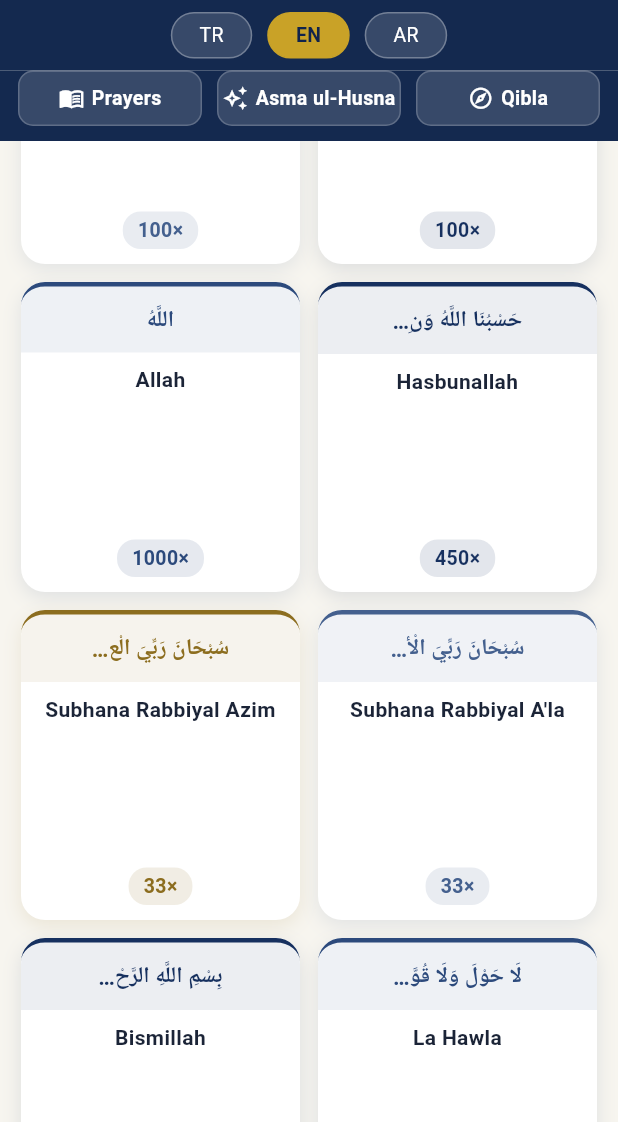
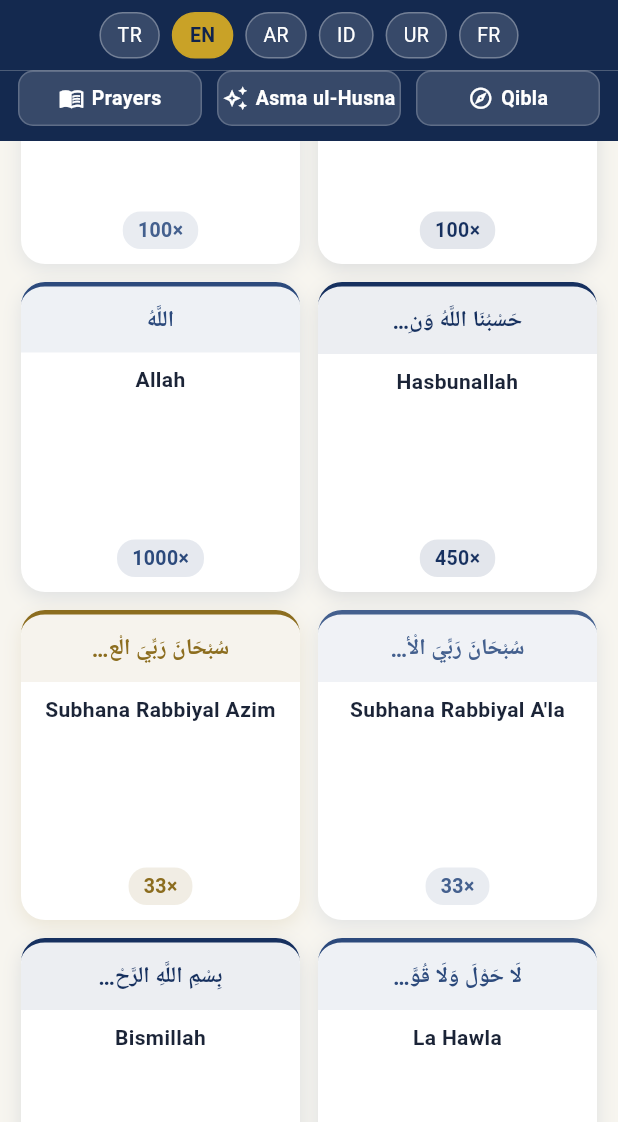
Before and after one commit to seslitespih/sesli-tesbih-flutter, a Flutter app: the screen it shows after launch, scrolled down 576 dp, on a phone screen of 412 x 824 dp, the part 114-1236 px from its top. Run offline on Flutter 3.47's test engine with Material 3 defaults, Android fonts, the phone set to English and light mode, and no system bars; our stand-ins replace flutter_compass, geolocator, shared_preferences, speech_to_text.

Commit message:
feat: add Indonesian, Urdu and French app languages, v1.5.0
- New overlay translation layer (extra_translations.dart) keyed by the
  English string — inline tr(tr,en,ar) callsites unchanged; id/ur/fr
  translate via lookup with numeric/quoted template matching, falling
  back to English for missing keys.
- Centralize every language branch through LocaleService.tr; dua/dhikr/
  esma content now falls back to English (not Turkish) for new languages.
- 6-language selector bar (TR/EN/AR/ID/UR/FR) + device-language detection.
- locale_service_test.dart: 6 new tests incl. template matching.

Co-Authored-By: Claude Fable 5 <noreply@anthropic.com>

```diff
--- a/lib/models/dhikr.dart
+++ b/lib/models/dhikr.dart
@@ -28,13 +28,13 @@ class Dhikr {
 
   String localizedName(String lang) {
     if (lang == 'ar') return nameAr;
-    if (lang == 'en') return nameEn;
-    return nameTr;
+    if (lang == 'tr') return nameTr;
+    return nameEn;
   }
 
   String localizedMeaning(String lang) {
-    if (lang == 'en' || lang == 'ar') return meaningEn;
-    return meaningTr;
+    if (lang == 'tr') return meaningTr;
+    return meaningEn;
   }
 
   Dhikr copyWith({
--- a/lib/models/dua.dart
+++ b/lib/models/dua.dart
@@ -19,12 +19,14 @@ class Dua {
     required this.infoEn,
   });
 
+  // tr keeps its own text; ar shows the Arabic original alone;
+  // every other language falls back to English.
   String localizedTitle(String lang) =>
-      lang == 'en' ? titleEn : title;
+      lang == 'tr' ? title : titleEn;
 
   String localizedText(String lang) =>
-      lang == 'en' ? english : (lang == 'ar' ? '' : turkish);
+      lang == 'tr' ? turkish : (lang == 'ar' ? '' : english);
 
   String localizedInfo(String lang) =>
-      lang == 'en' ? infoEn : info;
+      lang == 'tr' ? info : infoEn;
 }
--- a/lib/screens/dua_screen.dart
+++ b/lib/screens/dua_screen.dart
@@ -10,9 +10,8 @@ class DuaScreen extends StatelessWidget {
   @override
   Widget build(BuildContext context) {
     final lang = LocaleService.instance.language;
-    final title = lang == 'en'
-        ? 'Prayers & Verses'
-        : (lang == 'ar' ? 'الأدعية والآيات' : 'Dualar ve Ayetler');
+    final title = LocaleService.instance
+        .tr('Dualar ve Ayetler', 'Prayers & Verses', 'الأدعية والآيات');
 
     return Scaffold(
       backgroundColor: AppColors.background,
--- a/lib/screens/esma_screen.dart
+++ b/lib/screens/esma_screen.dart
@@ -10,9 +10,8 @@ class EsmaScreen extends StatelessWidget {
   @override
   Widget build(BuildContext context) {
     final lang = LocaleService.instance.language;
-    final title = lang == 'en'
-        ? 'Asma ul-Husna'
-        : (lang == 'ar' ? 'الأسماء الحسنى' : 'Esmaül Hüsna');
+    final title = LocaleService.instance
+        .tr('Esmaül Hüsna', 'Asma ul-Husna', 'الأسماء الحسنى');
 
     return Scaffold(
       backgroundColor: AppColors.background,
@@ -85,7 +84,7 @@ class EsmaScreen extends StatelessWidget {
           const SizedBox(width: 6),
           Expanded(
             child: Text(
-              lang == 'en' ? kEsmaSourceEn : kEsmaSourceTr,
+              lang == 'tr' ? kEsmaSourceTr : kEsmaSourceEn,
               style: TextStyle(
                 fontSize: 11,
                 color: Colors.orange.shade800,
@@ -117,7 +116,7 @@ class _EsmaCard extends StatelessWidget {
 
   @override
   Widget build(BuildContext context) {
-    final meaning = lang == 'en' ? esma.meaningEn : esma.meaningTr;
+    final meaning = lang == 'tr' ? esma.meaningTr : esma.meaningEn;
 
     return GestureDetector(
       onTap: () => Navigator.pushNamed(context, '/counter',
--- a/lib/screens/main_screen.dart
+++ b/lib/screens/main_screen.dart
@@ -95,11 +95,8 @@ class _MainScreenState extends State<MainScreen> {
                   ),
                 ),
                 Text(
-                  _lang == 'ar'
-                      ? 'مسبحة صوتية إسلامية'
-                      : _lang == 'en'
-                          ? 'Islamic Voice Dhikr Counter'
-                          : 'Sesli İslami Zikir Sayacı',
+                  _ls('Sesli İslami Zikir Sayacı', 'Islamic Voice Dhikr Counter',
+                      'مسبحة صوتية إسلامية'),
                   style: TextStyle(
                     color: Colors.white.withValues(alpha: 0.72),
                     fontSize: 11,
@@ -132,10 +129,16 @@ class _MainScreenState extends State<MainScreen> {
         mainAxisAlignment: MainAxisAlignment.center,
         children: [
           _LangButton(label: 'TR', lang: 'tr', current: _lang, onTap: _setLang),
-          const SizedBox(width: 10),
+          const SizedBox(width: 8),
           _LangButton(label: 'EN', lang: 'en', current: _lang, onTap: _setLang),
-          const SizedBox(width: 10),
+          const SizedBox(width: 8),
           _LangButton(label: 'AR', lang: 'ar', current: _lang, onTap: _setLang),
+          const SizedBox(width: 8),
+          _LangButton(label: 'ID', lang: 'id', current: _lang, onTap: _setLang),
+          const SizedBox(width: 8),
+          _LangButton(label: 'UR', lang: 'ur', current: _lang, onTap: _setLang),
+          const SizedBox(width: 8),
+          _LangButton(label: 'FR', lang: 'fr', current: _lang, onTap: _setLang),
         ],
       ),
     );
@@ -149,9 +152,7 @@ class _MainScreenState extends State<MainScreen> {
         children: [
           Expanded(
             child: _NavTab(
-              label: _lang == 'en'
-                  ? 'Prayers'
-                  : (_lang == 'ar' ? 'الأدعية' : 'Dualar'),
+              label: _ls('Dualar', 'Prayers', 'الأدعية'),
               icon: Icons.menu_book_outlined,
               onTap: () => Navigator.pushNamed(context, '/dua'),
             ),
@@ -159,9 +160,7 @@ class _MainScreenState extends State<MainScreen> {
           const SizedBox(width: 10),
           Expanded(
             child: _NavTab(
-              label: _lang == 'en'
-                  ? 'Asma ul-Husna'
-                  : (_lang == 'ar' ? 'الأسماء الحسنى' : 'Esmaül Hüsna'),
+              label: _ls('Esmaül Hüsna', 'Asma ul-Husna', 'الأسماء الحسنى'),
               icon: Icons.auto_awesome_outlined,
               onTap: () => Navigator.pushNamed(context, '/esma'),
             ),
@@ -169,9 +168,7 @@ class _MainScreenState extends State<MainScreen> {
           const SizedBox(width: 10),
           Expanded(
             child: _NavTab(
-              label: _lang == 'en'
-                  ? 'Qibla'
-                  : (_lang == 'ar' ? 'القبلة' : 'Kıble'),
+              label: _ls('Kıble', 'Qibla', 'القبلة'),
               icon: Icons.explore_outlined,
               onTap: () => Navigator.pushNamed(context, '/qibla'),
             ),
@@ -216,11 +213,8 @@ class _MainScreenState extends State<MainScreen> {
     setState(() {});
   }
 
-  String _ls(String tr, String en, String ar) {
-    if (_lang == 'en') return en;
-    if (_lang == 'ar') return ar;
-    return tr;
-  }
+  String _ls(String tr, String en, String ar) =>
+      LocaleService.instance.tr(tr, en, ar);
 
   void _confirmDelete(Dhikr dhikr) {
     showDialog(
@@ -383,7 +377,8 @@ class _LangButton extends StatelessWidget {
       onTap: () => onTap(lang),
       child: AnimatedContainer(
         duration: const Duration(milliseconds: 180),
-        padding: const EdgeInsets.symmetric(horizontal: 18, vertical: 5),
+        // 6 language chips must fit a 360 dp screen — keep padding tight
+        padding: const EdgeInsets.symmetric(horizontal: 11, vertical: 5),
         decoration: BoxDecoration(
           color: isActive ? const Color(0xFFC9A227) : Colors.white.withValues(alpha: 0.15),
           borderRadius: BorderRadius.circular(20),
--- a/lib/screens/privacy_screen.dart
+++ b/lib/screens/privacy_screen.dart
@@ -5,11 +5,8 @@ import '../services/locale_service.dart';
 class PrivacyScreen extends StatelessWidget {
   const PrivacyScreen({super.key});
 
-  String _ls(String lang, String tr, String en, String ar) {
-    if (lang == 'en') return en;
-    if (lang == 'ar') return ar;
-    return tr;
-  }
+  String _ls(String lang, String tr, String en, String ar) =>
+      LocaleService.instance.tr(tr, en, ar);
 
   @override
   Widget build(BuildContext context) {
--- /dev/null
+++ b/lib/services/extra_translations.dart
@@ -0,0 +1,173 @@
+/// Translations for the "extra" languages (Indonesian, Urdu, French).
+///
+/// Keyed by the exact English string used in the inline
+/// `tr(trStr, enStr, arStr)` calls. Dynamic strings use `#` as a
+/// placeholder — [LocaleService.tr] substitutes the runtime value back
+/// (digits, or a quoted name) when an exact lookup misses.
+/// Missing keys fall back to English.
+library;
+
+const Map<String, Map<String, String>> kExtraTranslations = {
+  'id': {
+    'Starting...': 'Memulai...',
+    'Speech recognition not available': 'Pengenalan suara tidak tersedia',
+    'Listening...': 'Mendengarkan...',
+    'Round # completed! 🎉': 'Putaran # selesai! 🎉',
+    'Paused': 'Dijeda',
+    'Change Target': 'Ubah Target',
+    'Cancel': 'Batal',
+    'Save': 'Simpan',
+    '✓ Target reached!': '✓ Target tercapai!',
+    'Remaining: #': 'Sisa: #',
+    'Tap': 'Ketuk',
+    'Pause': 'Jeda',
+    'Start': 'Mulai',
+    'Reset': 'Atur Ulang',
+    'Target': 'Target',
+    'Prayers & Verses': 'Doa & Ayat',
+    'Asma ul-Husna': 'Asmaul Husna',
+    'Islamic Voice Dhikr Counter': 'Penghitung Dzikir Suara Islami',
+    'Add Custom Dhikr': 'Tambah Dzikir Kustom',
+    'Prayers': 'Doa',
+    'Qibla': 'Kiblat',
+    'Delete Dhikr': 'Hapus Dzikir',
+    'Delete "#"?': 'Hapus "#"?',
+    'Delete': 'Hapus',
+    'Dhikr name': 'Nama dzikir',
+    'Keyword (comma-separated)': 'Kata kunci (pisahkan dengan koma)',
+    'Target count': 'Jumlah target',
+    'Please fill in all fields': 'Harap isi semua kolom',
+    'Add': 'Tambah',
+    'Privacy Policy': 'Kebijakan Privasi',
+    'Data Collection': 'Pengumpulan Data',
+    'This app does not collect, send to a server, or share any personal data with third parties.':
+        'Aplikasi ini tidak mengumpulkan, mengirim ke server, atau membagikan data pribadi apa pun kepada pihak ketiga.',
+    'Microphone Permission': 'Izin Mikrofon',
+    'Microphone permission is required for the voice dhikr counting feature. Audio data is processed only on your device and is never recorded or stored.':
+        'Izin mikrofon diperlukan untuk fitur penghitungan dzikir dengan suara. Data audio hanya diproses di perangkatmu dan tidak pernah direkam atau disimpan.',
+    'Location Permission': 'Izin Lokasi',
+    'Location permission is used to calculate prayer times and qibla direction. Location data is not sent to any server; it is used only for on-device calculations.':
+        'Izin lokasi digunakan untuk menghitung waktu shalat dan arah kiblat. Data lokasi tidak dikirim ke server mana pun; hanya digunakan untuk perhitungan di perangkat.',
+    'Local Storage': 'Penyimpanan Lokal',
+    'Dhikr counts and app settings are stored only on your device (SharedPreferences).':
+        'Jumlah dzikir dan pengaturan aplikasi hanya disimpan di perangkatmu (SharedPreferences).',
+    'Ads & Analytics': 'Iklan & Analitik',
+    'The app contains no ad SDK or analytics tools.':
+        'Aplikasi ini tidak berisi SDK iklan atau alat analitik.',
+    'Contact': 'Kontak',
+    'For questions about our privacy policy: ssaglamess@gmail.com':
+        'Untuk pertanyaan tentang kebijakan privasi: ssaglamess@gmail.com',
+    'Getting location...': 'Mengambil lokasi...',
+    'Qibla Direction': 'Arah Kiblat',
+    'Qibla calculated based on your GPS location.':
+        'Kiblat dihitung berdasarkan lokasi GPS-mu.',
+  },
+  'ur': {
+    'Starting...': 'شروع ہو رہا ہے...',
+    'Speech recognition not available': 'آواز کی شناخت دستیاب نہیں',
+    'Listening...': 'سن رہا ہے...',
+    'Round # completed! 🎉': 'دور # مکمل ہوا! 🎉',
+    'Paused': 'موقوف',
+    'Change Target': 'ہدف تبدیل کریں',
+    'Cancel': 'منسوخ',
+    'Save': 'محفوظ کریں',
+    '✓ Target reached!': '✓ ہدف مکمل!',
+    'Remaining: #': 'باقی: #',
+    'Tap': 'دبائیں',
+    'Pause': 'روکیں',
+    'Start': 'شروع کریں',
+    'Reset': 'ری سیٹ',
+    'Target': 'ہدف',
+    'Prayers & Verses': 'دعائیں اور آیات',
+    'Asma ul-Husna': 'اسمائے حسنیٰ',
+    'Islamic Voice Dhikr Counter': 'اسلامی صوتی ذکر کاؤنٹر',
+    'Add Custom Dhikr': 'اپنا ذکر شامل کریں',
+    'Prayers': 'دعائیں',
+    'Qibla': 'قبلہ',
+    'Delete Dhikr': 'ذکر حذف کریں',
+    'Delete "#"?': '"#" حذف کریں؟',
+    'Delete': 'حذف کریں',
+    'Dhikr name': 'ذکر کا نام',
+    'Keyword (comma-separated)': 'الفاظ (کوما سے الگ کریں)',
+    'Target count': 'ہدف کی تعداد',
+    'Please fill in all fields': 'براہ کرم تمام خانے بھریں',
+    'Add': 'شامل کریں',
+    'Privacy Policy': 'پرائیویسی پالیسی',
+    'Data Collection': 'ڈیٹا اکٹھا کرنا',
+    'This app does not collect, send to a server, or share any personal data with third parties.':
+        'یہ ایپ کوئی ذاتی ڈیٹا اکٹھا نہیں کرتی، کسی سرور کو نہیں بھیجتی اور نہ کسی تیسرے فریق سے شیئر کرتی ہے۔',
+    'Microphone Permission': 'مائیکروفون کی اجازت',
+    'Microphone permission is required for the voice dhikr counting feature. Audio data is processed only on your device and is never recorded or stored.':
+        'آواز سے ذکر گننے کے لیے مائیکروفون کی اجازت ضروری ہے۔ آواز کا ڈیٹا صرف آپ کے فون پر پراسیس ہوتا ہے، کبھی ریکارڈ یا محفوظ نہیں ہوتا۔',
+    'Location Permission': 'لوکیشن کی اجازت',
+    'Location permission is used to calculate prayer times and qibla direction. Location data is not sent to any server; it is used only for on-device calculations.':
+        'لوکیشن کی اجازت نماز کے اوقات اور قبلے کی سمت معلوم کرنے کے لیے استعمال ہوتی ہے۔ لوکیشن ڈیٹا کسی سرور کو نہیں بھیجا جاتا؛ صرف فون پر حساب کے لیے استعمال ہوتا ہے۔',
+    'Local Storage': 'مقامی اسٹوریج',
+    'Dhikr counts and app settings are stored only on your device (SharedPreferences).':
+        'ذکر کی گنتی اور ایپ کی ترتیبات صرف آپ کے فون پر محفوظ ہوتی ہیں (SharedPreferences)۔',
+    'Ads & Analytics': 'اشتہارات اور تجزیات',
+    'The app contains no ad SDK or analytics tools.':
+        'ایپ میں کوئی اشتہاری SDK یا تجزیاتی ٹول نہیں ہے۔',
+    'Contact': 'رابطہ',
+    'For questions about our privacy policy: ssaglamess@gmail.com':
+        'پرائیویسی پالیسی سے متعلق سوالات کے لیے: ssaglamess@gmail.com',
+    'Getting location...': 'لوکیشن حاصل کی جا رہی ہے...',
+    'Qibla Direction': 'سمتِ قبلہ',
+    'Qibla calculated based on your GPS location.':
+        'قبلہ آپ کی GPS لوکیشن کی بنیاد پر معلوم کیا گیا ہے۔',
+  },
+  'fr': {
+    'Starting...': 'Démarrage...',
+    'Speech recognition not available': 'Reconnaissance vocale indisponible',
+    'Listening...': 'Écoute...',
+    'Round # completed! 🎉': 'Tour # terminé ! 🎉',
+    'Paused': 'En pause',
+    'Change Target': "Modifier l'objectif",
+    'Cancel': 'Annuler',
+    'Save': 'Enregistrer',
+    '✓ Target reached!': '✓ Objectif atteint !',
+    'Remaining: #': 'Restant : #',
+    'Tap': 'Toucher',
+    'Pause': 'Pause',
+    'Start': 'Démarrer',
+    'Reset': 'Réinitialiser',
+    'Target': 'Objectif',
+    'Prayers & Verses': 'Douas & Versets',
+    'Asma ul-Husna': 'Asma ul-Husna',
+    'Islamic Voice Dhikr Counter': 'Compteur de dhikr vocal islamique',
+    'Add Custom Dhikr': 'Ajouter un dhikr personnalisé',
+    'Prayers': 'Douas',
+    'Qibla': 'Qibla',
+    'Delete Dhikr': 'Supprimer le dhikr',
+    'Delete "#"?': 'Supprimer « # » ?',
+    'Delete': 'Supprimer',
+    'Dhikr name': 'Nom du dhikr',
+    'Keyword (comma-separated)': 'Mots-clés (séparés par des virgules)',
+    'Target count': 'Nombre cible',
+    'Please fill in all fields': 'Veuillez remplir tous les champs',
+    'Add': 'Ajouter',
+    'Privacy Policy': 'Politique de confidentialité',
+    'Data Collection': 'Collecte de données',
+    'This app does not collect, send to a server, or share any personal data with third parties.':
+        "Cette application ne collecte, n'envoie à aucun serveur et ne partage aucune donnée personnelle avec des tiers.",
+    'Microphone Permission': 'Autorisation micro',
+    'Microphone permission is required for the voice dhikr counting feature. Audio data is processed only on your device and is never recorded or stored.':
+        "L'autorisation du micro est requise pour le comptage vocal du dhikr. L'audio est traité uniquement sur votre appareil et n'est jamais enregistré ni stocké.",
+    'Location Permission': 'Autorisation de localisation',
+    'Location permission is used to calculate prayer times and qibla direction. Location data is not sent to any server; it is used only for on-device calculations.':
+        "La localisation sert à calculer les horaires de prière et la direction de la qibla. Elle n'est envoyée à aucun serveur et n'est utilisée que sur l'appareil.",
+    'Local Storage': 'Stockage local',
+    'Dhikr counts and app settings are stored only on your device (SharedPreferences).':
+        'Les comptes de dhikr et les réglages sont stockés uniquement sur votre appareil (SharedPreferences).',
+    'Ads & Analytics': 'Publicité & Analyse',
+    'The app contains no ad SDK or analytics tools.':
+        "L'application ne contient aucun SDK publicitaire ni outil d'analyse.",
+    'Contact': 'Contact',
+    'For questions about our privacy policy: ssaglamess@gmail.com':
+        'Pour toute question sur la confidentialité : ssaglamess@gmail.com',
+    'Getting location...': 'Localisation en cours...',
+    'Qibla Direction': 'Direction de la Qibla',
+    'Qibla calculated based on your GPS location.':
+        "Qibla calculée d'après votre position GPS.",
+  },
+};
--- a/lib/services/locale_service.dart
+++ b/lib/services/locale_service.dart
@@ -1,6 +1,7 @@
 import 'dart:ui' as ui;
 import 'package:flutter/foundation.dart';
 import 'package:shared_preferences/shared_preferences.dart';
+import 'extra_translations.dart';
 
 class LocaleService extends ChangeNotifier {
   static final LocaleService instance = LocaleService._();
@@ -8,24 +9,22 @@ class LocaleService extends ChangeNotifier {
 
   static const _keyLang = 'app_language';
 
+  /// Core languages have inline strings everywhere; extra languages are
+  /// translated via [kExtraTranslations], keyed by the English string.
+  static const List<String> supported = ['tr', 'en', 'ar', 'id', 'ur', 'fr'];
+
   String _language = 'en';
   String get language => _language;
 
   Future<void> load() async {
     final prefs = await SharedPreferences.getInstance();
     final saved = prefs.getString(_keyLang);
-    if (saved != null) {
+    if (saved != null && supported.contains(saved)) {
       _language = saved;
     } else {
       // First launch: detect device language
       final deviceLang = ui.PlatformDispatcher.instance.locale.languageCode;
-      if (deviceLang == 'tr') {
-        _language = 'tr';
-      } else if (deviceLang == 'ar') {
-        _language = 'ar';
-      } else {
-        _language = 'en';
-      }
+      _language = supported.contains(deviceLang) ? deviceLang : 'en';
     }
   }
 
@@ -37,10 +36,40 @@ class LocaleService extends ChangeNotifier {
     notifyListeners();
   }
 
-  // String helpers — use these throughout the app
+  // String helpers — use these throughout the app.
+  // Extra languages (id/ur/fr) look the English string up in the
+  // translation table and fall back to English when missing.
   String tr(String trStr, String enStr, String arStr) {
-    if (_language == 'en') return enStr;
-    if (_language == 'ar') return arStr;
-    return trStr;
+    switch (_language) {
+      case 'en':
+        return enStr;
+      case 'ar':
+        return arStr;
+      case 'tr':
+        return trStr;
+      default:
+        return _extra(enStr);
+    }
+  }
+
+  /// Exact lookup first; then template lookup where the dynamic part
+  /// (a number, or a quoted name) is replaced by `#` in the table key.
+  String _extra(String enStr) {
+    final table = kExtraTranslations[_language];
+    if (table == null) return enStr;
+    final direct = table[enStr];
+    if (direct != null) return direct;
+
+    final numMatch = RegExp(r'\d+').firstMatch(enStr);
+    if (numMatch != null) {
+      final tmpl = table[enStr.replaceFirst(numMatch.group(0)!, '#')];
+      if (tmpl != null) return tmpl.replaceFirst('#', numMatch.group(0)!);
+    }
+    final quoted = RegExp(r'"([^"]*)"').firstMatch(enStr);
+    if (quoted != null) {
+      final tmpl = table[enStr.replaceFirst(quoted.group(0)!, '"#"')];
+      if (tmpl != null) return tmpl.replaceFirst('#', quoted.group(1)!);
+    }
+    return enStr;
   }
 }
--- a/pubspec.yaml
+++ b/pubspec.yaml
@@ -1,7 +1,7 @@
 name: sesli_tesbih
 description: Vocal Tasbeeh - Vocal Islamic Dhikr Counter
 publish_to: 'none'
-version: 1.4.2+29
+version: 1.5.0+30
 
 environment:
   sdk: '>=3.2.0 <4.0.0'
```
Also changed, not shown: 1 other file.
